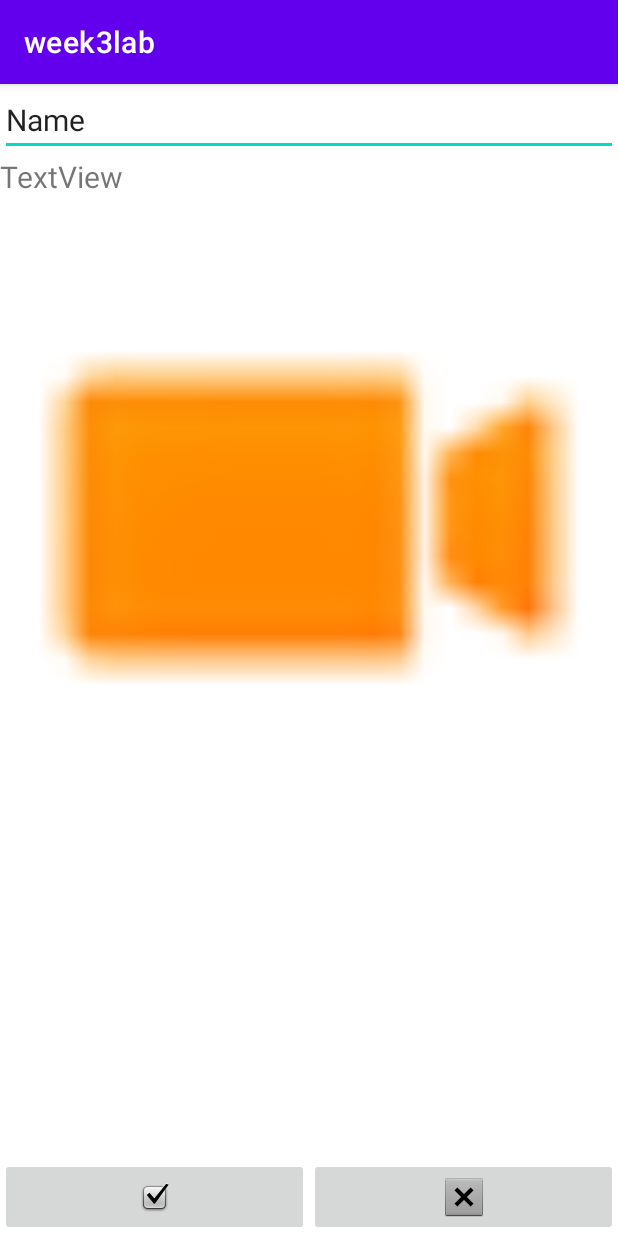
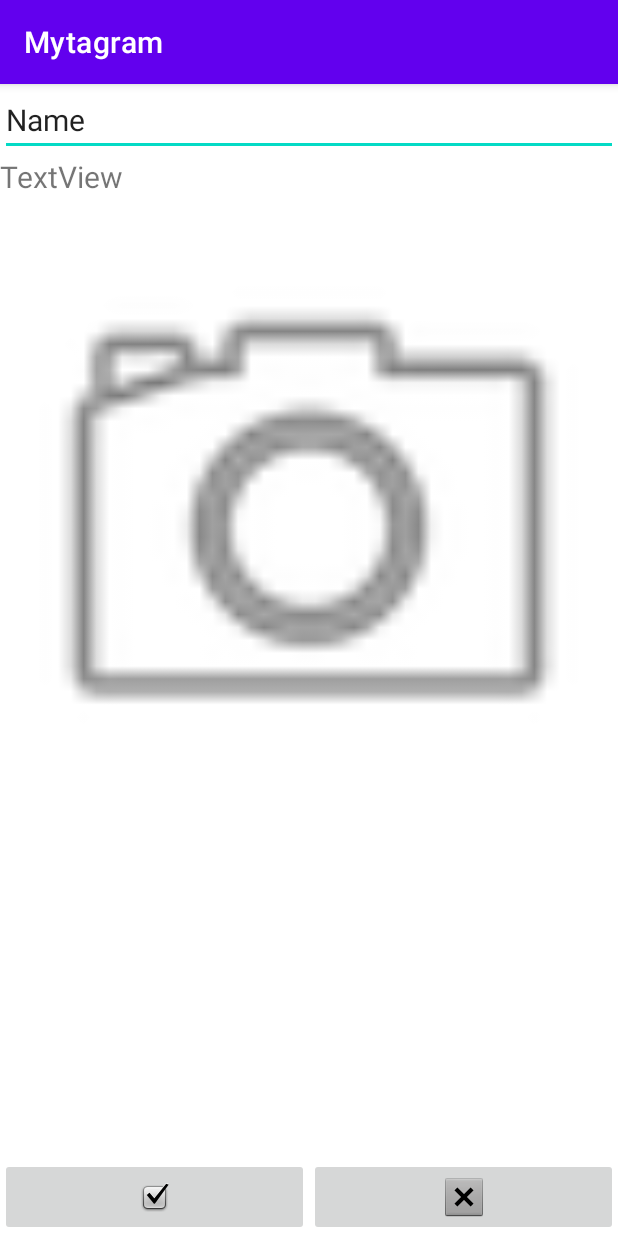
Before and after one commit to mbattaloglulab/Week03Lab, an Android app: the PostActivity screen opened directly, with no data from a screen before it, on a phone screen of 412 x 824 dp. Run offline under Robolectric (Android 15) with nearby library versions, the phone set to English and light mode, and no system bars.

```diff
--- a/app/build.gradle
+++ b/app/build.gradle
@@ -7,8 +7,9 @@ android {
 
     defaultConfig {
         applicationId "com.example.week3lab"
-        minSdk 24
-        targetSdk 31
+        minSdk 19
+        targetSdk 24
+        maxSdk 30
         versionCode 1
         versionName "1.0"
 
--- a/app/src/main/AndroidManifest.xml
+++ b/app/src/main/AndroidManifest.xml
@@ -5,7 +5,7 @@
     <application
         android:allowBackup="true"
         android:icon="@mipmap/ic_launcher"
-        android:label="@string/app_name"
+        android:label="Mytagram"
         android:roundIcon="@mipmap/ic_launcher_round"
         android:supportsRtl="true"
         android:theme="@style/Theme.Week3lab">
--- a/app/src/main/res/layout/activity_main.xml
+++ b/app/src/main/res/layout/activity_main.xml
@@ -8,11 +8,11 @@
 
     <ImageView
         android:id="@+id/imgProfile"
-        android:layout_width="wrap_content"
-        android:layout_height="wrap_content"
+        android:layout_width="107dp"
+        android:layout_height="101dp"
         app:layout_constraintStart_toStartOf="parent"
         app:layout_constraintTop_toTopOf="parent"
-        tools:srcCompat="@tools:sample/avatars" />
+        tools:srcCompat="@android:drawable/btn_star_big_on" />
 
     <TextView
         android:id="@+id/txtName"
--- a/app/src/main/res/layout/row.xml
+++ b/app/src/main/res/layout/row.xml
@@ -27,5 +27,5 @@
         android:layout_width="match_parent"
         android:layout_height="wrap_content"
         android:adjustViewBounds="true"
-        app:srcCompat="@android:drawable/presence_video_away" />
+        app:srcCompat="@android:drawable/ic_menu_camera" />
 </LinearLayout>
```
